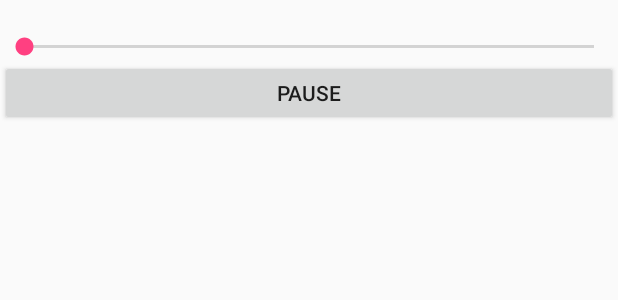
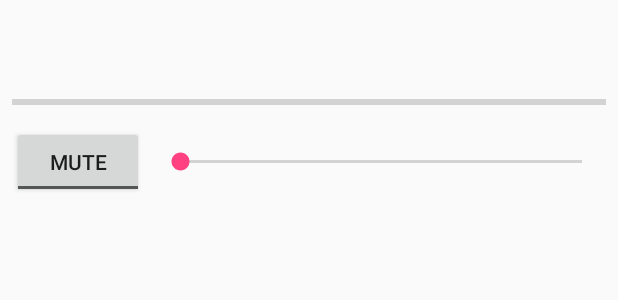
Before and after one commit to abakerPersonal/android-sample, an Android app: the layout control_actvity.xml on its own in the app's theme, with its tools: preview values and no code run, on a phone screen of 412 x 824 dp. Shown: the top 300 px of the screen. Run offline under Robolectric (Android 15) with nearby library versions, the phone set to English and light mode, and no system bars.

Commit message:
Playback wired in
Starting to show timer
Need to add playback control

```diff
--- a/app/src/main/java/com/sonos/abaker/android_sample/control/request/BaseRequest.java
+++ b/app/src/main/java/com/sonos/abaker/android_sample/control/request/BaseRequest.java
@@ -44,6 +44,7 @@ public class BaseRequest {
     public enum Command {
         SUBSCRIBE("subscribe"),
         GROUP_SET_VOLUME("setVolume"),
+        GROUP_SET_MUTE("setMute"),
         PAUSE("pause");
 
 
@@ -73,7 +74,7 @@ public class BaseRequest {
     protected Group group;
     protected Command command;
     protected Namespace namespace;
-    protected final HashMap<String, String> data = new HashMap<>();
+    protected final HashMap<String, Object> data = new HashMap<>();
 
     public BaseRequest(Group group) {
         this.group = group;
--- a/app/src/main/java/com/sonos/abaker/android_sample/control/response/BaseResponse.java
+++ b/app/src/main/java/com/sonos/abaker/android_sample/control/response/BaseResponse.java
@@ -17,7 +17,8 @@ public class BaseResponse {
     public enum Types {
         NONE("none"),
         GROUP_VOLUME("groupVolume"),
-        METADATA_STATUS("metadataStatus");
+        METADATA_STATUS("metadataStatus"),
+        PLAYBACK_STATUS("playbackStatus");
 
         private final String text;
 
--- a/app/src/main/java/com/sonos/abaker/android_sample/control/response/ResponseParser.java
+++ b/app/src/main/java/com/sonos/abaker/android_sample/control/response/ResponseParser.java
@@ -3,8 +3,6 @@ package com.sonos.abaker.android_sample.control.response;
 import org.json.JSONArray;
 import org.json.JSONException;
 import org.json.JSONObject;
-
-import java.util.Iterator;
 
 import static com.sonos.abaker.android_sample.control.response.BaseResponse.Types;
 
@@ -30,6 +28,9 @@ public class ResponseParser {
             case METADATA_STATUS:
                 response = new PlaybackMetadataResponse(jsonResponse);
                 break;
+            case PLAYBACK_STATUS:
+                response = new PlaybackResponse(jsonResponse);
+                break;
             default:
                 response = new BaseResponse(jsonResponse);
 
--- a/app/src/main/res/layout/control_actvity.xml
+++ b/app/src/main/res/layout/control_actvity.xml
@@ -9,7 +9,6 @@
     <RelativeLayout
         android:layout_width="match_parent"
         android:layout_height="match_parent">
-
 
         <TextView
             android:id="@+id/group_name"
@@ -24,36 +23,84 @@
             android:textColor="@android:color/holo_red_dark"
             />
 
+        <ProgressBar
+            android:id="@+id/group_playback_progress_bar"
+            style="?android:attr/progressBarStyleHorizontal"
+            android:layout_width="match_parent"
+            android:layout_height="wrap_content"
+            android:layout_marginLeft="8dp"
+            android:layout_marginRight="8dp"
+            android:max="@{pageModel.maxPlaybackPostion}"
+            android:progress="@{pageModel.currentPlaybackPosition}"
+            android:layout_below="@+id/control_artist_name"
+            />
+
         <TextView
-            android:id="@+id/control_track_name"
+            android:id="@+id/control_track_artist"
             android:layout_width="match_parent"
             android:layout_height="wrap_content"
             android:layout_alignParentTop="true"
+            android:layout_marginTop="16dp"
             android:text="@{pageModel.trackName}"
-            android:textSize="16dp"
+            android:textSize="20dp"
             android:textStyle="bold"
+            android:layout_centerHorizontal="true"
+            android:textAlignment="center"
+            android:textColor="@android:color/black"
+            />
+
+        <TextView
+            android:id="@+id/control_artist_name"
+            android:layout_width="match_parent"
+            android:layout_height="wrap_content"
+            android:layout_below="@id/control_track_artist"
+            android:text="@{pageModel.artistAndAlbum}"
+            android:textSize="12dp"
             android:layout_centerHorizontal="true"
             android:textAlignment="center"
             />
 
+
+        <ToggleButton
+            android:id="@+id/group_mute_button"
+            android:layout_width="wrap_content"
+            android:layout_height="wrap_content"
+            android:layout_alignParentStart="true"
+            android:layout_below="@+id/group_playback_progress_bar"
+            android:layout_alignParentLeft="true"
+            android:layout_marginLeft="8dp"
+            android:layout_marginTop="8dp"
+            android:layout_marginBottom="8dp"
+            android:textOn="Unmute"
+            android:textOff="Mute"
+            android:text="ToggleButton"
+            android:checked="@{pageModel.muted}"/>
+
         <SeekBar
             android:id="@+id/group_seek_bar"
             style="@style/Widget.AppCompat.SeekBar"
-            android:layout_width="match_parent"
+            android:layout_width="wrap_content"
             android:layout_height="wrap_content"
-            android:layout_below="@id/control_track_name"
+            android:layout_alignBottom="@id/group_mute_button"
+            android:layout_toRightOf="@id/group_mute_button"
+            android:layout_alignParentEnd="true"
+            android:layout_marginLeft="8dp"
+            android:layout_marginRight="8dp"
+            android:layout_marginBottom="15dp"
             android:max="100"
-            android:progress="@{pageModel.volume}"
-            android:layout_alignParentStart="true" />
+            android:progress="@{pageModel.volume}" />
 
-        <Button
-            android:id="@+id/group_refresh_button"
-            android:layout_width="match_parent"
-            android:layout_height="44dp"
-            android:layout_below="@id/group_seek_bar"
-            android:text="Pause"
-            android:onClick="@{handler::onClickSetVolumeToZero}"
-            android:layout_marginBottom="0dp" />
+
+
+        <!--<Button-->
+            <!--android:id="@+id/group_refresh_button"-->
+            <!--android:layout_width="match_parent"-->
+            <!--android:layout_height="44dp"-->
+            <!--android:layout_below="@id/group_mute_button"-->
+            <!--android:text="Pause"-->
+            <!--android:onClick="@{handler::onClickSetVolumeToZero}"-->
+            <!--android:layout_marginBottom="0dp" />-->
+
 
     </RelativeLayout>
 
--- a/app/src/main/res/values/strings.xml
+++ b/app/src/main/res/values/strings.xml
@@ -1,4 +1,5 @@
 <resources>
-    <string name="app_name">Android-Sample</string>
-    <string name="title_activity_control">ControlActivity</string>
+    <string name="app_name">SONOS SAMPLE</string>
+    <string name="title_activity_control">Control </string>
+    <string name="mute">\u1F508</string>
 </resources>
```
Also changed, not shown: app/src/main/java/com/sonos/abaker/android_sample/ControlActivity.java (+46 -19 lines), app/src/main/java/com/sonos/abaker/android_sample/control/request/SetMuteRequest.java (added, +19 -0 lines), app/src/main/java/com/sonos/abaker/android_sample/control/response/PlaybackMetadataResponse.java (+12 -0 lines), app/src/main/java/com/sonos/abaker/android_sample/control/response/PlaybackResponse.java (added, +53 -0 lines), app/src/main/java/com/sonos/abaker/android_sample/control/response/ResponseFilter.java (added, +21 -0 lines), app/src/main/java/com/sonos/abaker/android_sample/model/ControlActivityPageModel.java (+20 -0 lines).
